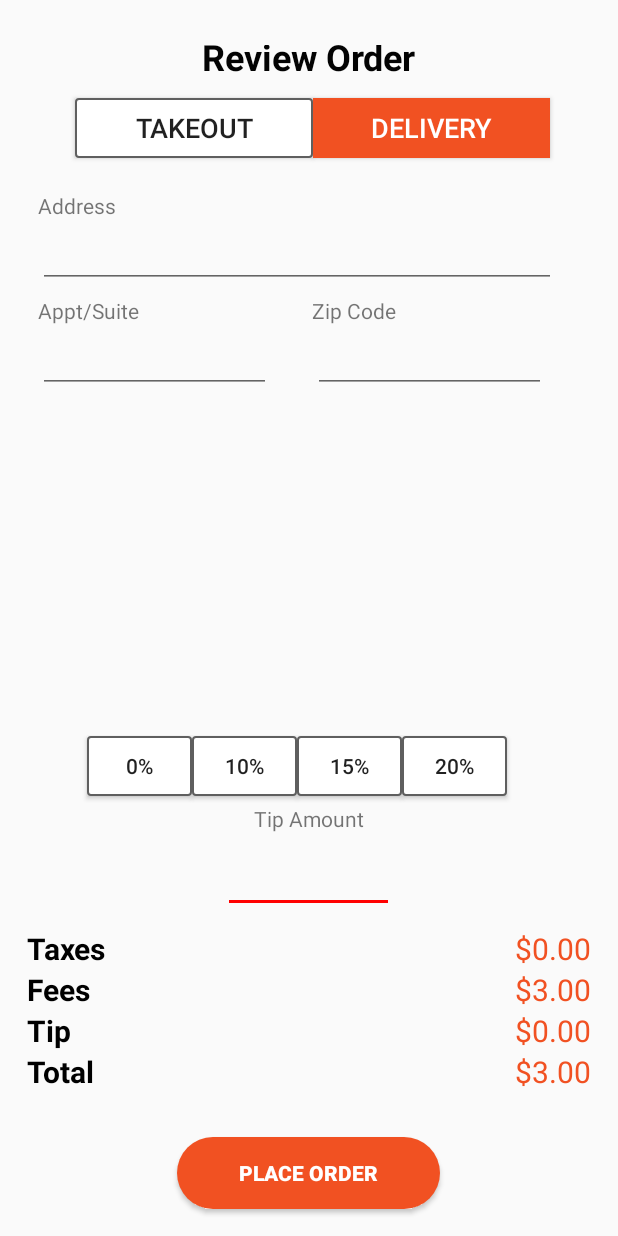
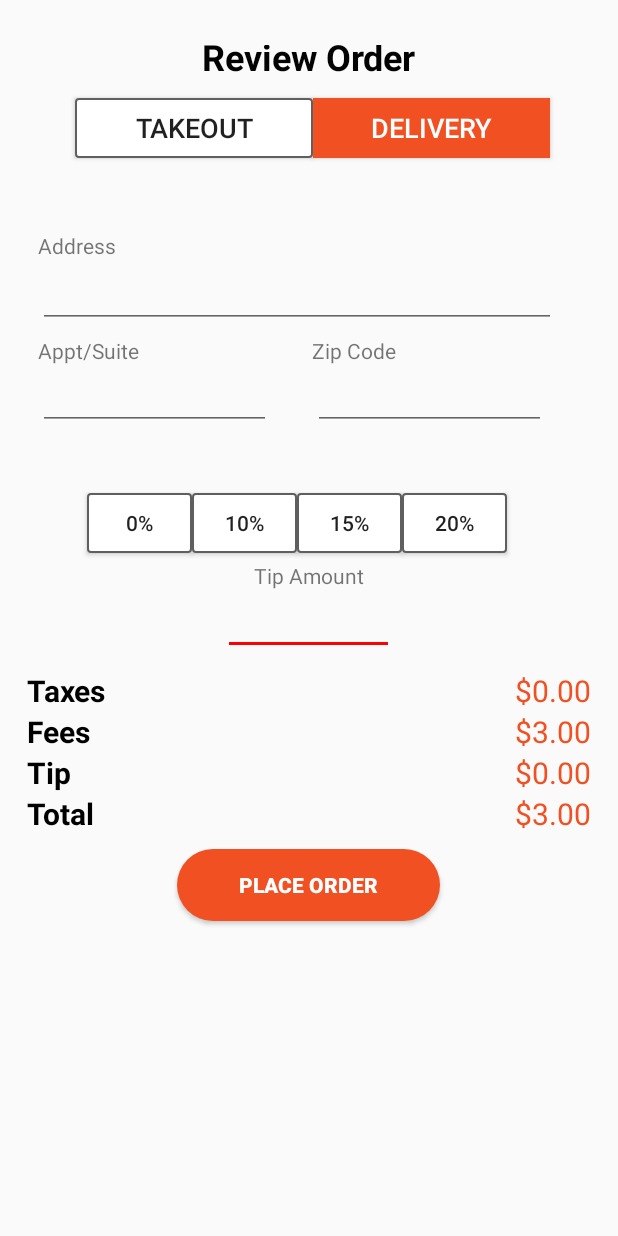
Before and after one commit to SparkDev-Spring-2019/md_ChowDown_Android, an Android app: the ConfirmationActivity screen opened directly, with no data from a screen before it, on a phone screen of 412 x 824 dp. Run offline under Robolectric (Android 15) with nearby library versions, the phone set to English and light mode, and no system bars.

Commit message:
Fixed price fragment layout

```diff
--- a/app/src/main/java/com/sparkdev/foodapp/loginscreen/Login.java
+++ b/app/src/main/java/com/sparkdev/foodapp/loginscreen/Login.java
@@ -2,14 +2,13 @@ package com.sparkdev.foodapp.loginscreen;
 
 import android.content.Context;
 import android.content.Intent;
+import android.os.Bundle;
 import android.support.v7.app.AppCompatActivity;
-import android.os.Bundle;
 import android.util.Log;
 import android.view.View;
 import android.widget.Button;
 import android.widget.EditText;
 import android.widget.TextView;
-import android.text.TextUtils;
 import android.widget.Toast;
 
 import com.sparkdev.foodapp.R;
--- a/app/src/main/res/layout/activity_confirmation.xml
+++ b/app/src/main/res/layout/activity_confirmation.xml
@@ -10,7 +10,7 @@
     <android.support.constraint.ConstraintLayout
         android:id="@+id/priceLayout"
         android:layout_width="match_parent"
-        android:layout_height="443dp"
+        android:layout_height="468dp"
         android:layout_marginStart="8dp"
         android:layout_marginTop="8dp"
         android:layout_marginEnd="8dp"
@@ -19,7 +19,7 @@
         app:layout_constraintEnd_toEndOf="parent"
         app:layout_constraintHorizontal_bias="0.0"
         app:layout_constraintStart_toStartOf="parent"
-        app:layout_constraintTop_toBottomOf="@+id/buttonLayout"
+        app:layout_constraintTop_toBottomOf="@+id/fragmentLayout"
         app:layout_constraintVertical_bias="1.0">
 
     </android.support.constraint.ConstraintLayout>
@@ -92,7 +92,7 @@
     <FrameLayout
         android:id="@+id/fragmentLayout"
         android:layout_width="match_parent"
-        android:layout_height="162dp"
+        android:layout_height="138dp"
         android:layout_marginTop="10dp"
         app:layout_constraintBottom_toTopOf="@+id/priceLayout"
         app:layout_constraintEnd_toEndOf="parent"
--- a/app/src/main/res/layout/fragment_price.xml
+++ b/app/src/main/res/layout/fragment_price.xml
@@ -106,7 +106,7 @@
         android:layout_above="@id/orderButton"
         android:layout_alignParentLeft="true"
         android:layout_marginLeft="10dp"
-        android:layout_marginBottom="30dp"
+        android:layout_marginBottom="10dp"
         android:fontFamily="sans-serif"
         android:text="Total"
         android:textAlignment="textStart"
@@ -125,7 +125,7 @@
         android:layout_above="@id/orderButton"
         android:layout_alignParentRight="true"
         android:layout_marginRight="10dp"
-        android:layout_marginBottom="30dp"
+        android:layout_marginBottom="10dp"
         android:fontFamily="sans-serif"
         android:text="$0.00"
         android:textAlignment="textEnd"
@@ -162,7 +162,7 @@
         android:layout_height="wrap_content"
         android:layout_alignParentBottom="true"
         android:layout_centerHorizontal="true"
-        android:layout_marginBottom="10dp"
+        android:layout_marginBottom="175dp"
         android:background="@drawable/rounded_button"
         android:text="Place Order"
         android:textStyle="bold"
@@ -188,7 +188,7 @@
         android:layout_height="wrap_content"
         android:layout_above="@id/tipAmountNumber"
         android:layout_centerHorizontal="true"
-        android:layout_marginBottom="10dp"
+        android:layout_marginBottom="0dp"
         android:text="Tip Amount"
         tools:layout_editor_absoluteX="170dp"
         tools:layout_editor_absoluteY="75dp" />
@@ -209,6 +209,7 @@
         android:layout_width="70dp"
         android:layout_height="40dp"
         android:layout_above="@id/tipAmountText"
+        android:layout_marginLeft="0dp"
         android:layout_marginBottom="5dp"
         android:layout_toRightOf="@id/zeroButton"
         android:background="@drawable/btn_border"
@@ -220,6 +221,7 @@
         android:layout_width="70dp"
         android:layout_height="40dp"
         android:layout_above="@id/tipAmountText"
+        android:layout_marginLeft="0dp"
         android:layout_marginBottom="5dp"
         android:layout_toRightOf="@id/tenButton"
         android:background="@drawable/btn_border"
@@ -231,6 +233,7 @@
         android:layout_width="70dp"
         android:layout_height="40dp"
         android:layout_above="@id/tipAmountText"
+        android:layout_marginLeft="0dp"
         android:layout_marginBottom="5dp"
         android:layout_toRightOf="@id/fifteenButton"
         android:background="@drawable/btn_border"
```
